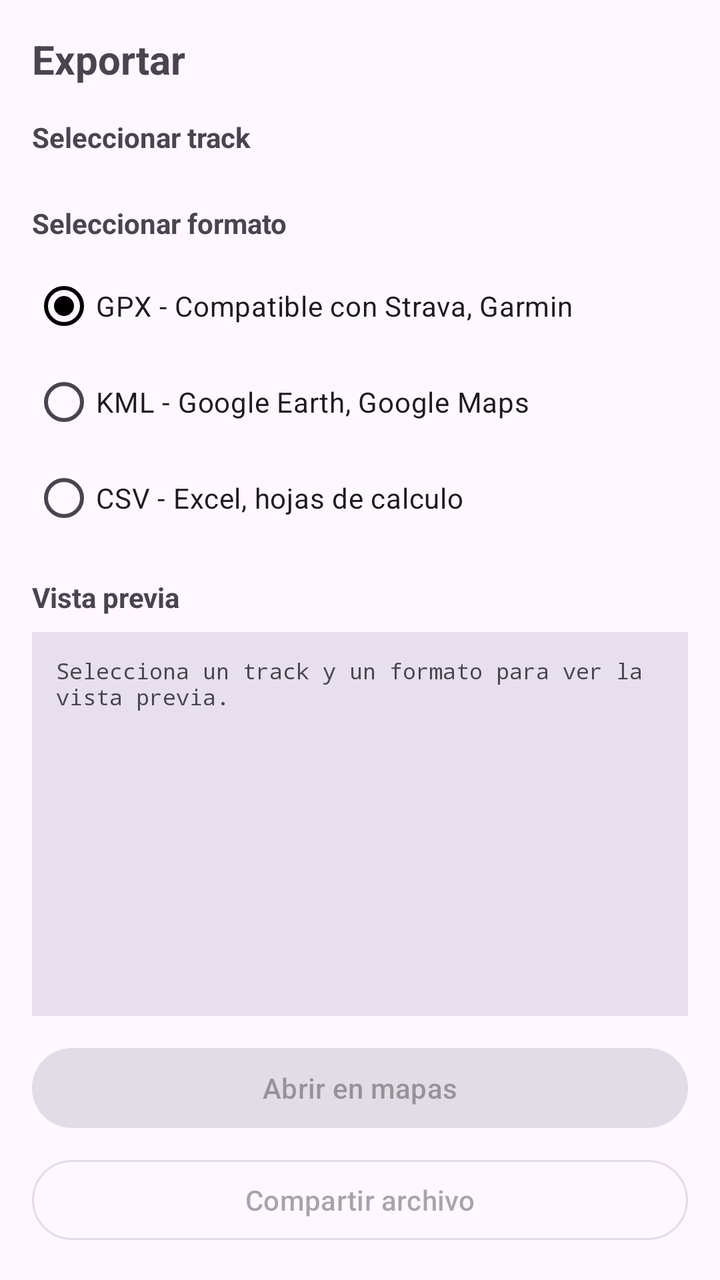
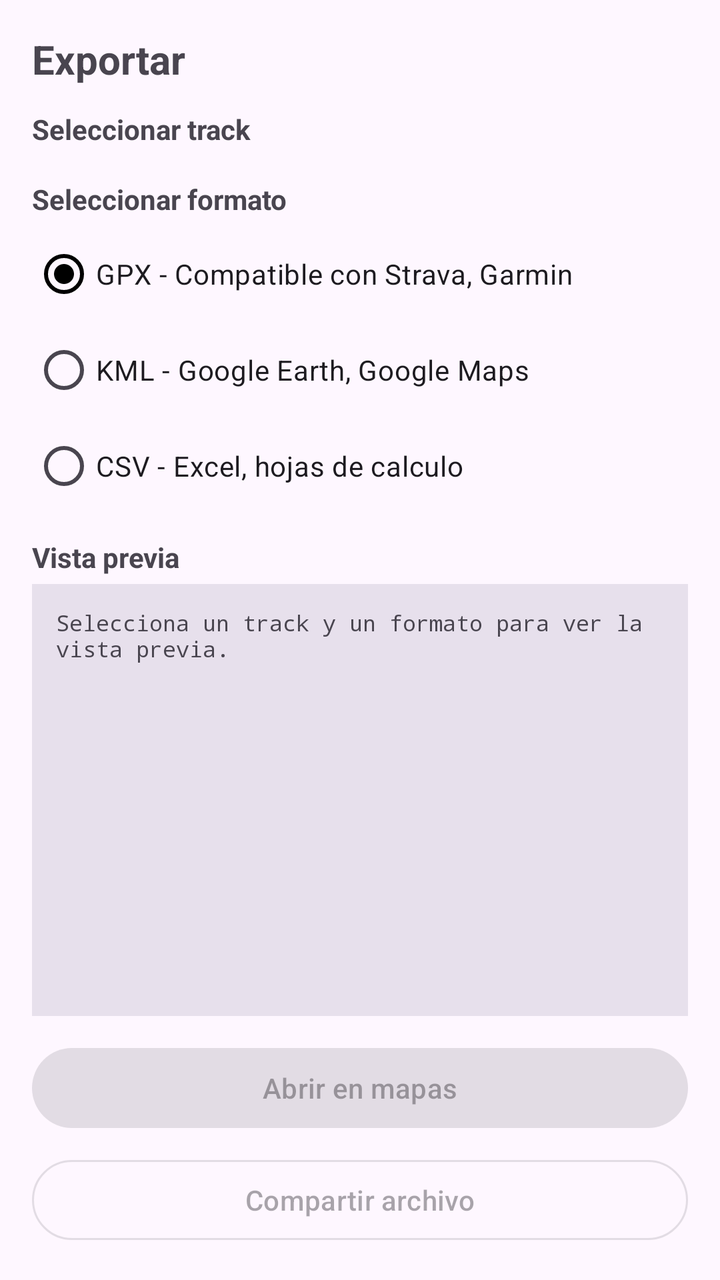

Screens rendered from an Android XML layout before and after an edit, with the pre-edit source and the edit as a unified diff.
<!-- AndroidManifest.xml: application theme Theme.GPSTracker -->
<!-- res/layout/fragment_export.xml -->
<?xml version="1.0" encoding="utf-8"?>
<LinearLayout xmlns:android="http://schemas.android.com/apk/res/android"
    android:layout_width="match_parent"
    android:layout_height="match_parent"
    android:orientation="vertical"
    android:padding="16dp">

    <TextView
        android:layout_width="match_parent"
        android:layout_height="wrap_content"
        android:text="Exportar"
        android:textSize="20sp"
        android:textStyle="bold"
        android:paddingBottom="16dp" />

    <TextView
        android:layout_width="match_parent"
        android:layout_height="wrap_content"
        android:text="Seleccionar track"
        android:textSize="14sp"
        android:textStyle="bold"
        android:textColor="?android:attr/textColorSecondary"
        android:paddingBottom="8dp" />

    <androidx.recyclerview.widget.RecyclerView
        android:id="@+id/rv_export_tracks"
        android:layout_width="match_parent"
        android:layout_height="wrap_content"
        android:paddingBottom="16dp" />

    <TextView
        android:layout_width="match_parent"
        android:layout_height="wrap_content"
        android:text="@string/select_format"
        android:textSize="14sp"
        android:textStyle="bold"
        android:textColor="?android:attr/textColorSecondary"
        android:paddingBottom="8dp" />

    <RadioGroup
        android:id="@+id/rg_format"
        android:layout_width="match_parent"
        android:layout_height="wrap_content"
        android:paddingBottom="16dp">

        <RadioButton
            android:id="@+id/rb_gpx"
            android:layout_width="match_parent"
            android:layout_height="wrap_content"
            android:text="GPX - Compatible con Strava, Garmin"
            android:checked="true" />

        <RadioButton
            android:id="@+id/rb_kml"
            android:layout_width="match_parent"
            android:layout_height="wrap_content"
            android:text="KML - Google Earth, Google Maps" />

        <RadioButton
            android:id="@+id/rb_csv"
            android:layout_width="match_parent"
            android:layout_height="wrap_content"
            android:text="CSV - Excel, hojas de calculo" />
    </RadioGroup>

    <TextView
        android:layout_width="match_parent"
        android:layout_height="wrap_content"
        android:text="@string/preview"
        android:textSize="14sp"
        android:textStyle="bold"
        android:textColor="?android:attr/textColorSecondary"
        android:paddingBottom="8dp" />

    <ScrollView
        android:layout_width="match_parent"
        android:layout_height="0dp"
        android:layout_weight="1"
        android:background="?attr/colorSurfaceVariant"
        android:padding="12dp">

        <TextView
            android:id="@+id/tv_preview"
            android:layout_width="match_parent"
            android:layout_height="wrap_content"
            android:fontFamily="monospace"
            android:textSize="11sp"
            android:text="Selecciona un track y un formato para ver la vista previa." />
    </ScrollView>

    <com.google.android.material.button.MaterialButton
        android:id="@+id/btn_open"
        android:layout_width="match_parent"
        android:layout_height="wrap_content"
        android:layout_marginTop="12dp"
        android:text="Abrir en mapas"
        android:enabled="false" />

    <com.google.android.material.button.MaterialButton
        android:id="@+id/btn_download"
        style="@style/Widget.Material3.Button.OutlinedButton"
        android:layout_width="match_parent"
        android:layout_height="wrap_content"
        android:layout_marginTop="8dp"
        android:text="Compartir archivo"
        android:enabled="false" />
</LinearLayout>
<!-- resources referenced by this layout -->
<resources>
  <string name="preview">Vista previa</string>
  <string name="select_format">Seleccionar formato</string>
  <style name="Theme.GPSTracker" parent="Theme.Material3.DayNight.NoActionBar">
          <item name="colorPrimary">@color/black</item>
          <item name="colorPrimaryVariant">@color/black</item>
          <item name="colorOnPrimary">@color/white</item>
          <item name="colorSecondary">@color/accent</item>
          <item name="android:statusBarColor">@color/black</item>
          <item name="android:navigationBarColor">@color/white</item>
      </style>
  <color name="black">#FF000000</color>
  <color name="white">#FFFFFFFF</color>
  <color name="accent">#FF3B82F6</color>
</resources>

<!-- the commit's change to res/layout/fragment_export.xml (unified diff, before → after) -->
@@ -1,83 +1,108 @@
 <?xml version="1.0" encoding="utf-8"?>
-<LinearLayout xmlns:android="http://schemas.android.com/apk/res/android"
+<androidx.constraintlayout.widget.ConstraintLayout
+    xmlns:android="http://schemas.android.com/apk/res/android"
+    xmlns:app="http://schemas.android.com/apk/res-auto"
     android:layout_width="match_parent"
     android:layout_height="match_parent"
-    android:orientation="vertical"
     android:padding="16dp">
 
     <TextView
-        android:layout_width="match_parent"
+        android:id="@+id/tv_title"
+        android:layout_width="wrap_content"
         android:layout_height="wrap_content"
         android:text="Exportar"
         android:textSize="20sp"
         android:textStyle="bold"
-        android:paddingBottom="16dp" />
+        app:layout_constraintTop_toTopOf="parent"
+        app:layout_constraintStart_toStartOf="parent" />
 
     <TextView
-        android:layout_width="match_parent"
+        android:id="@+id/tv_select_track"
+        android:layout_width="wrap_content"
         android:layout_height="wrap_content"
         android:text="Seleccionar track"
         android:textSize="14sp"
         android:textStyle="bold"
         android:textColor="?android:attr/textColorSecondary"
-        android:paddingBottom="8dp" />
+        android:layout_marginTop="12dp"
+        app:layout_constraintTop_toBottomOf="@id/tv_title"
+        app:layout_constraintStart_toStartOf="parent" />
 
     <androidx.recyclerview.widget.RecyclerView
         android:id="@+id/rv_export_tracks"
-        android:layout_width="match_parent"
+        android:layout_width="0dp"
         android:layout_height="wrap_content"
-        android:paddingBottom="16dp" />
+        android:maxHeight="120dp"
+        android:layout_marginTop="4dp"
+        app:layout_constraintTop_toBottomOf="@id/tv_select_track"
+        app:layout_constraintStart_toStartOf="parent"
+        app:layout_constraintEnd_toEndOf="parent" />
 
     <TextView
-        android:layout_width="match_parent"
+        android:id="@+id/tv_select_format"
+        android:layout_width="wrap_content"
         android:layout_height="wrap_content"
         android:text="@string/select_format"
         android:textSize="14sp"
         android:textStyle="bold"
         android:textColor="?android:attr/textColorSecondary"
-        android:paddingBottom="8dp" />
+        android:layout_marginTop="12dp"
+        app:layout_constraintTop_toBottomOf="@id/rv_export_tracks"
+        app:layout_constraintStart_toStartOf="parent" />
 
     <RadioGroup
         android:id="@+id/rg_format"
-        android:layout_width="match_parent"
+        android:layout_width="0dp"
         android:layout_height="wrap_content"
-        android:paddingBottom="16dp">
+        android:layout_marginTop="4dp"
+        app:layout_constraintTop_toBottomOf="@id/tv_select_format"
+        app:layout_constraintStart_toStartOf="parent"
+        app:layout_constraintEnd_toEndOf="parent">
 
         <RadioButton
             android:id="@+id/rb_gpx"
-            android:layout_width="match_parent"
+            android:layout_width="wrap_content"
             android:layout_height="wrap_content"
             android:text="GPX - Compatible con Strava, Garmin"
             android:checked="true" />
 
         <RadioButton
             android:id="@+id/rb_kml"
-            android:layout_width="match_parent"
+            android:layout_width="wrap_content"
             android:layout_height="wrap_content"
             android:text="KML - Google Earth, Google Maps" />
 
         <RadioButton
             android:id="@+id/rb_csv"
-            android:layout_width="match_parent"
+            android:layout_width="wrap_content"
             android:layout_height="wrap_content"
             android:text="CSV - Excel, hojas de calculo" />
     </RadioGroup>
 
     <TextView
-        android:layout_width="match_parent"
+        android:id="@+id/tv_preview_label"
+        android:layout_width="wrap_content"
         android:layout_height="wrap_content"
         android:text="@string/preview"
         android:textSize="14sp"
         android:textStyle="bold"
         android:textColor="?android:attr/textColorSecondary"
-        android:paddingBottom="8dp" />
+        android:layout_marginTop="12dp"
+        app:layout_constraintTop_toBottomOf="@id/rg_format"
+        app:layout_constraintStart_toStartOf="parent" />
 
     <ScrollView
-        android:layout_width="match_parent"
+        android:id="@+id/scroll_preview"
+        android:layout_width="0dp"
         android:layout_height="0dp"
-        android:layout_weight="1"
+        android:layout_marginTop="4dp"
+        android:layout_marginBottom="12dp"
         android:background="?attr/colorSurfaceVariant"
-        android:padding="12dp">
+        android:padding="12dp"
+        app:layout_constraintTop_toBottomOf="@id/tv_preview_label"
+        app:layout_constraintBottom_toTopOf="@id/btn_open"
+        app:layout_constraintStart_toStartOf="parent"
+        app:layout_constraintEnd_toEndOf="parent">
 
         <TextView
             android:id="@+id/tv_preview"
@@ -90,18 +115,24 @@
 
     <com.google.android.material.button.MaterialButton
         android:id="@+id/btn_open"
-        android:layout_width="match_parent"
+        android:layout_width="0dp"
         android:layout_height="wrap_content"
-        android:layout_marginTop="12dp"
         android:text="Abrir en mapas"
-        android:enabled="false" />
+        android:enabled="false"
+        app:layout_constraintBottom_toTopOf="@id/btn_download"
+        app:layout_constraintStart_toStartOf="parent"
+        app:layout_constraintEnd_toEndOf="parent"
+        android:layout_marginBottom="8dp" />
 
     <com.google.android.material.button.MaterialButton
         android:id="@+id/btn_download"
         style="@style/Widget.Material3.Button.OutlinedButton"
-        android:layout_width="match_parent"
+        android:layout_width="0dp"
         android:layout_height="wrap_content"
-        android:layout_marginTop="8dp"
         android:text="Compartir archivo"
-        android:enabled="false" />
-</LinearLayout>
+        android:enabled="false"
+        app:layout_constraintBottom_toBottomOf="parent"
+        app:layout_constraintStart_toStartOf="parent"
+        app:layout_constraintEnd_toEndOf="parent" />
+
+</androidx.constraintlayout.widget.ConstraintLayout>
